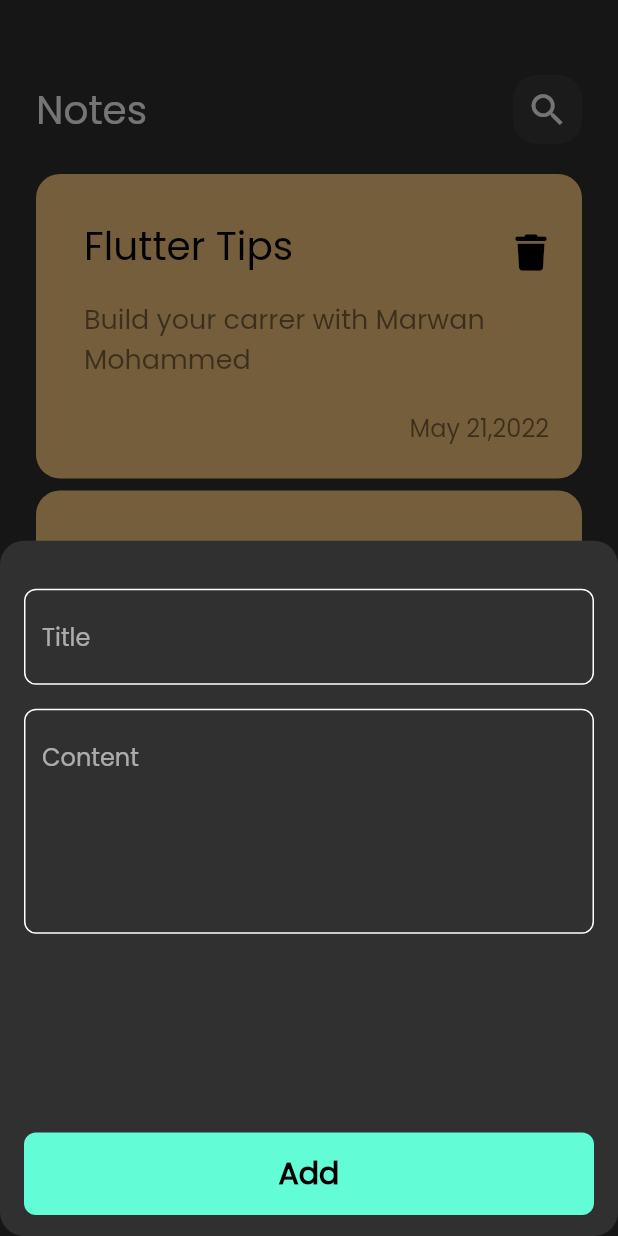
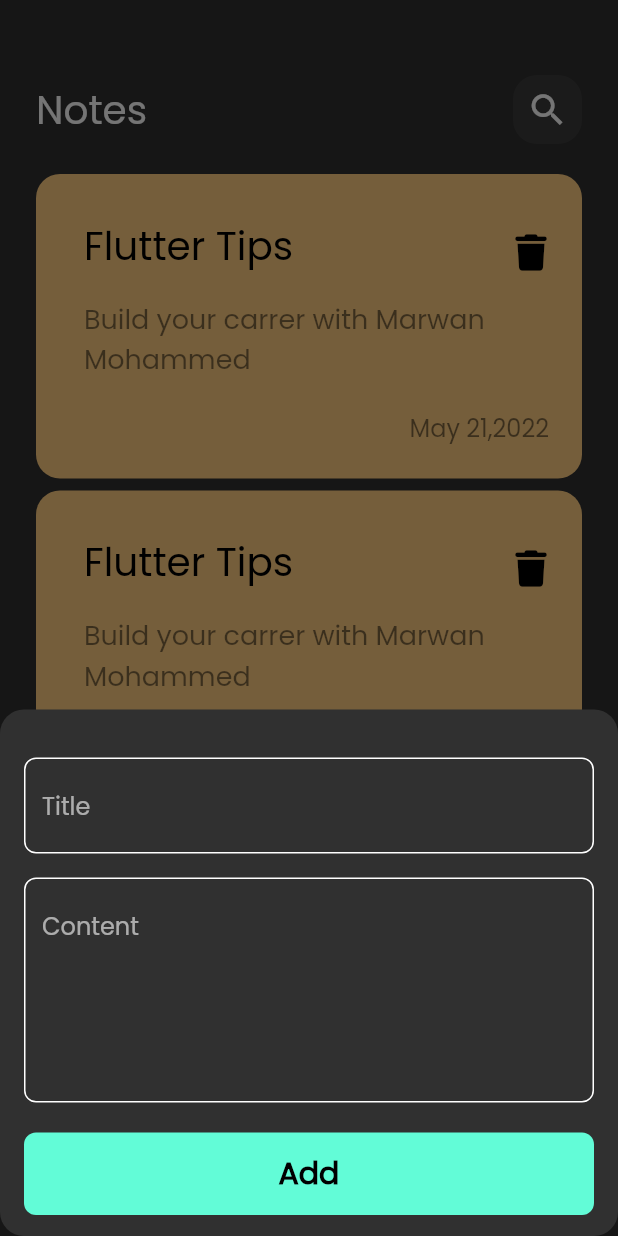
Before and after one commit to marwanmohamed97/note_app, a Flutter app: the screen it shows after launch, after a tap on the "add" icon, on a phone screen of 412 x 824 dp. Run offline on Flutter 3.47's test engine with Material 2 defaults, Android fonts, the phone set to English and light mode, and no system bars; our stand-ins replace bloc, flutter_bloc, font_awesome_flutter, hive, hive_flutter, modal_progress_hud_nsn; accounts and stored records are empty.

Commit message:
fix bottom sheet display

```diff
--- a/lib/views/notes_view.dart
+++ b/lib/views/notes_view.dart
@@ -12,6 +12,7 @@ class NotesView extends StatelessWidget {
       floatingActionButton: FloatingActionButton(
         onPressed: () {
           showModalBottomSheet(
+            isScrollControlled: true,
             shape:
                 RoundedRectangleBorder(borderRadius: BorderRadius.circular(16)),
             context: context,
--- a/lib/views/widgets/add_note_bottom_sheet.dart
+++ b/lib/views/widgets/add_note_bottom_sheet.dart
@@ -23,9 +23,13 @@ class AddNotebottomSheet extends StatelessWidget {
         builder: (context, state) {
           return AbsorbPointer(
             absorbing: state is AddNoteLoading ? true : false,
-            child: const Padding(
-              padding: EdgeInsets.symmetric(horizontal: 16),
-              child: AddNotesForm(),
+            child: Padding(
+              padding: EdgeInsets.only(
+                left: 16,
+                right: 16,
+                bottom: MediaQuery.of(context).viewInsets.bottom,
+              ),
+              child: const SingleChildScrollView(child: AddNotesForm()),
             ),
           );
         },
--- a/lib/views/widgets/add_note_form.dart
+++ b/lib/views/widgets/add_note_form.dart
@@ -46,7 +46,9 @@ class _AddNotesFormState extends State<AddNotesForm> {
             hint: 'Content',
             maxlines: 5,
           ),
-          const Spacer(),
+          const SizedBox(
+            height: 20,
+          ),
           BlocBuilder<AddNoteCubit, AddNoteState>(
             builder: (context, state) {
               return CustomButton(
```
